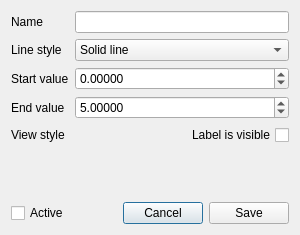
Before: the Qt Designer form interface/axisdialog.ui in Kuszki/AVR-Monitor, drawn with Qt 5.
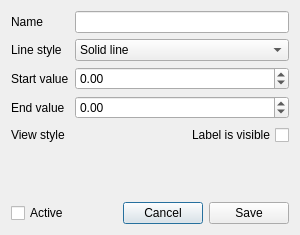
After: the same form once the commit is applied. Icons and pictures are not drawn.

Diff of the .ui file:
```diff
--- a/interface/axisdialog.ui
+++ b/interface/axisdialog.ui
@@ -22,7 +22,7 @@
    <item row="2" column="1">
     <widget class="QDoubleSpinBox" name="Min">
      <property name="decimals">
-      <number>5</number>
+      <number>2</number>
      </property>
      <property name="minimum">
       <double>-1000.000000000000000</double>
@@ -30,9 +30,6 @@
      <property name="maximum">
       <double>1000.000000000000000</double>
      </property>
-     <property name="value">
-      <double>0.000000000000000</double>
-     </property>
     </widget>
    </item>
    <item row="0" column="0">
@@ -153,7 +150,7 @@
    <item row="3" column="1">
     <widget class="QDoubleSpinBox" name="Max">
      <property name="decimals">
-      <number>5</number>
+      <number>2</number>
      </property>
      <property name="minimum">
       <double>-1000.000000000000000</double>
@@ -161,9 +158,6 @@
      <property name="maximum">
       <double>1000.000000000000000</double>
      </property>
-     <property name="value">
-      <double>5.000000000000000</double>
-     </property>
     </widget>
    </item>
    <item row="5" column="0" colspan="2">
```
